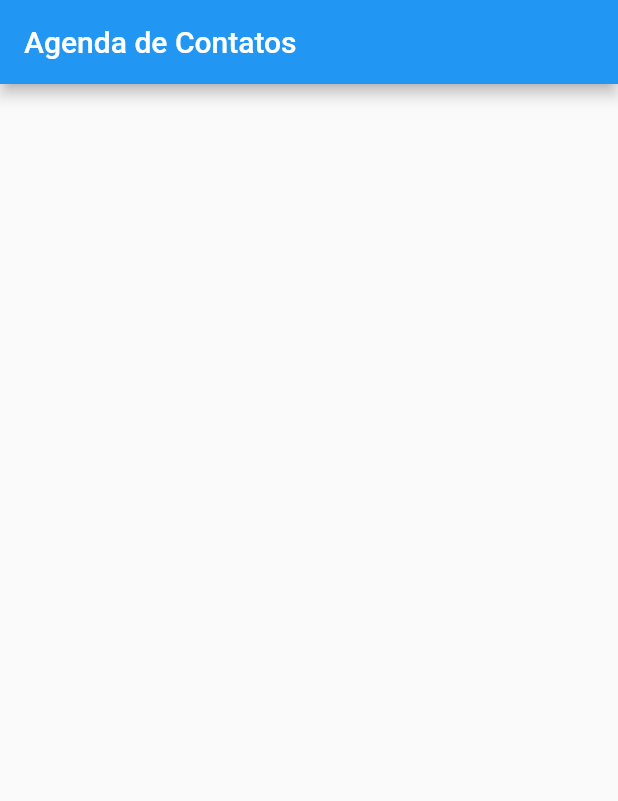
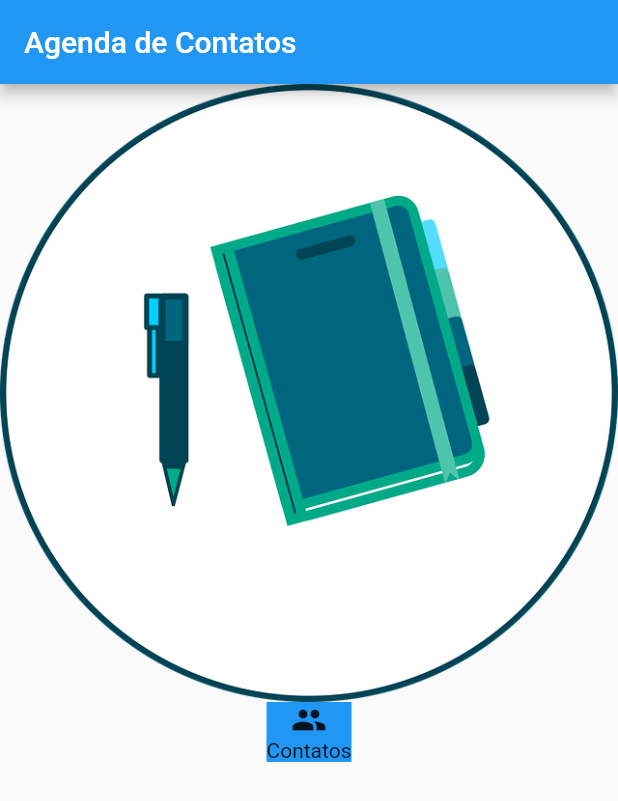
Before and after one commit to jjunio01/agenda-contatos, a Flutter app: the screen it shows after launch, on a phone screen of 412 x 824 dp. Shown: the top 801 px of the screen. Run offline on Flutter 3.47's test engine with Material 2 defaults, Android fonts, the phone set to English and light mode, and no system bars.

Commit message:
Criação da estrutura da página home

```diff
--- a/lib/main.dart
+++ b/lib/main.dart
@@ -14,6 +14,20 @@ class AgendaApp extends StatelessWidget {
         appBar: AppBar(
           title: const Text("Agenda de Contatos"),
         ),
+        body: Column(
+          children: <Widget>[
+            Image.asset("images/logo.png"),
+            Container(
+              color: Colors.blue,
+              child: Column(
+                children: const <Widget>[
+                  Icon(Icons.people_sharp),
+                  Text("Contatos"),
+                ],
+              ),
+            ),
+          ],
+        ),
       ),
     );
   }
--- a/pubspec.yaml
+++ b/pubspec.yaml
@@ -58,10 +58,8 @@ flutter:
   uses-material-design: true
 
   # To add assets to your application, add an assets section, like this:
-  # assets:
-  #   - images/a_dot_burr.jpeg
-  #   - images/a_dot_ham.jpeg
-
+  assets:
+    - images/logo.png
   # An image asset can refer to one or more resolution-specific "variants", see
   # https://flutter.dev/assets-and-images/#resolution-aware.
 
```
Also changed, not shown: images/logo.png (added).
